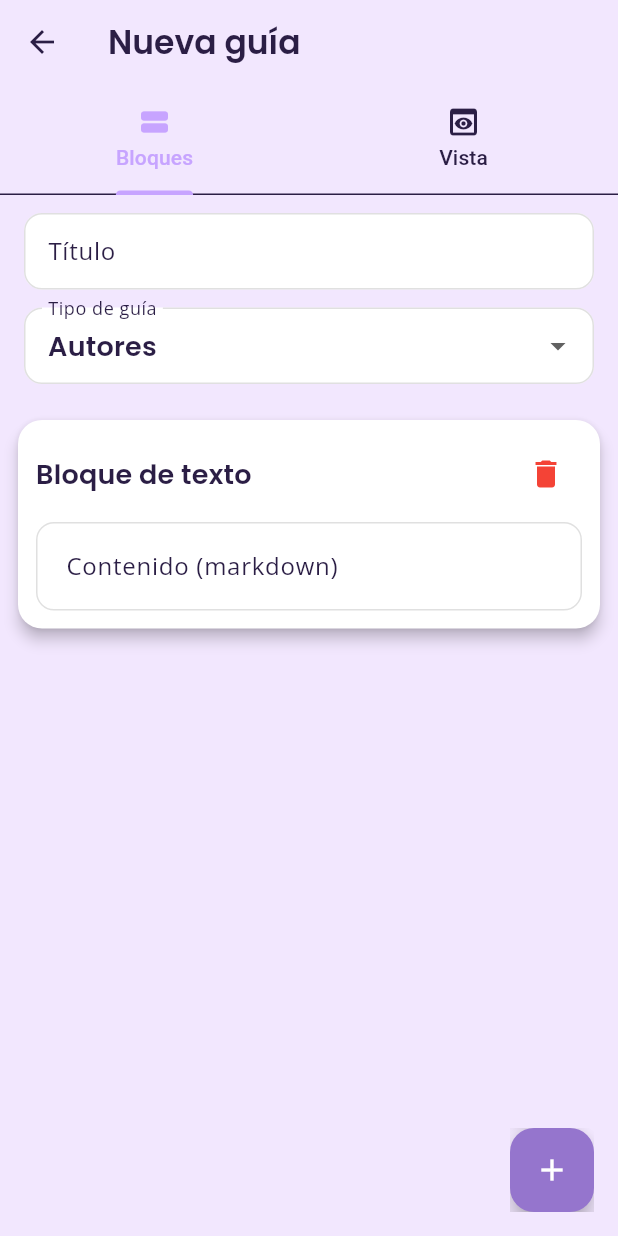
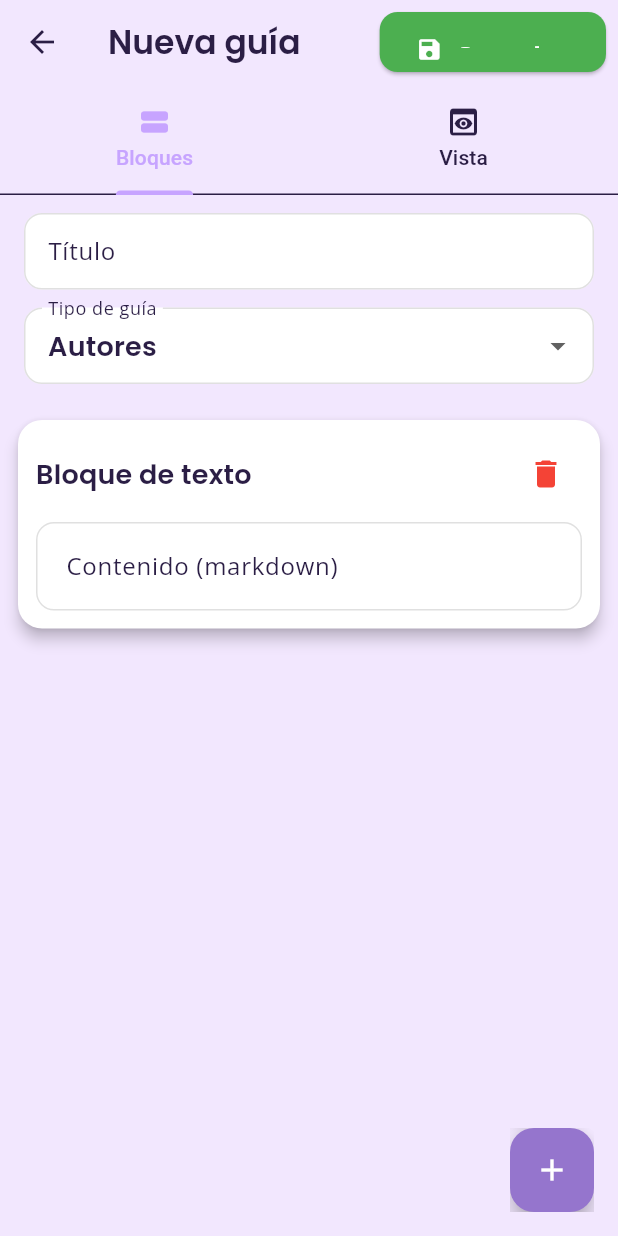
Before and after one commit to elguionbajomonoxido/neuroconecta2, a Flutter app: the EditarGuiaScreen screen opened directly, on a phone screen of 412 x 824 dp. Run offline on Flutter 3.47's test engine with Material 3 defaults, Android fonts, the phone set to English and light mode, and no system bars; our stand-ins replace cached_network_image, chewie, cloud_firestore, firebase_auth, firebase_core, flutter_highlight and 8 more; accounts and stored records are empty.

Commit message:
feat: Botón Guardar prominente en editor y tarjetas para guías de autores
- Agregar botón Guardar en la SliverAppBar del editor de guías
- Mostrar indicador de progreso mientras se guarda
- Botón verde con ícono de guardar para mayor visibilidad
- Actualizar guia_autores_screen para usar tarjetas clickeables
- Remover ExpansionTile y usar InkWell con preview horizontal
- Unificar presentación de guías de autores con guías de funcionalidades
- APK 65.9 MB, flutter analyze: 0 issues

```diff
--- a/lib/screens/editar_guia_screen.dart
+++ b/lib/screens/editar_guia_screen.dart
@@ -99,6 +99,26 @@ class _EditarGuiaScreenState extends State<EditarGuiaScreen>
               floating: true,
               snap: true,
               elevation: innerBoxIsScrolled ? 4 : 0,
+              actions: [
+                Padding(
+                  padding: const EdgeInsets.all(8.0),
+                  child: ElevatedButton.icon(
+                    onPressed: _guardando ? null : _guardar,
+                    icon: _guardando
+                        ? const SizedBox(
+                            width: 16,
+                            height: 16,
+                            child: CircularProgressIndicator(strokeWidth: 2),
+                          )
+                        : const Icon(Icons.save),
+                    label: Text(_guardando ? 'Guardando...' : 'Guardar'),
+                    style: ElevatedButton.styleFrom(
+                      backgroundColor: Colors.green,
+                      foregroundColor: Colors.white,
+                    ),
+                  ),
+                ),
+              ],
               bottom: TabBar(
                 tabs: [
                   Tab(
```
Also changed, not shown: lib/screens/guia_autores_screen.dart (+58 -82 lines).
